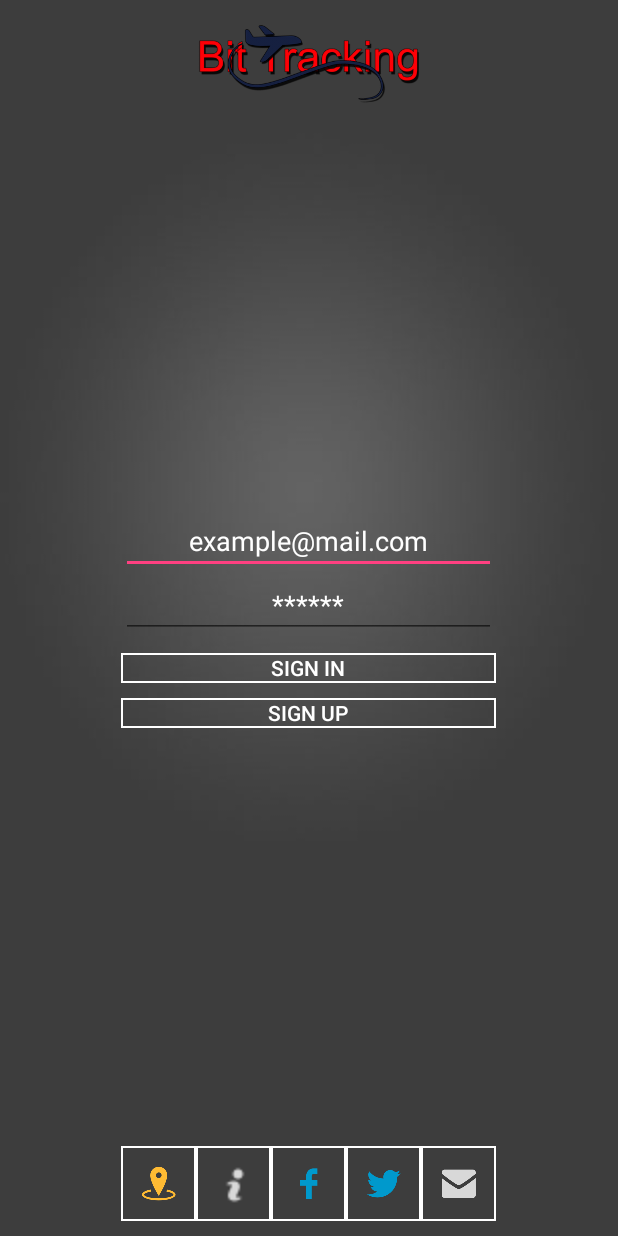
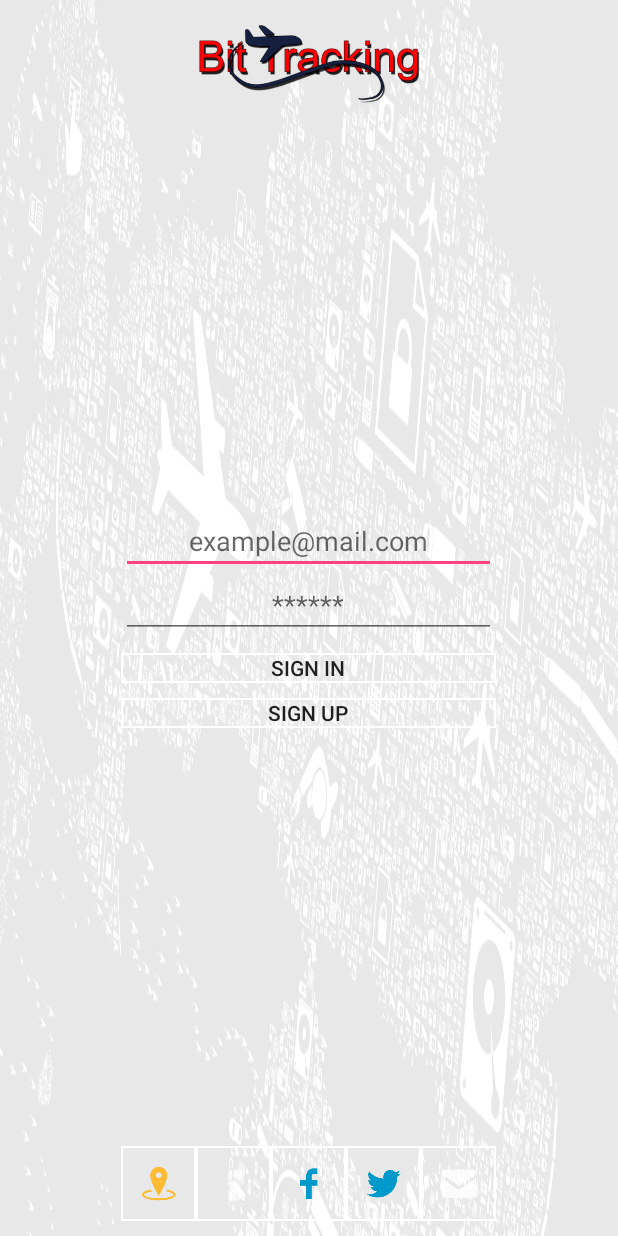
Before and after one commit to KristinaPupavac/bit_tracking_android, an Android app: the screen it shows after launch (BitTrackingActivity), on a phone screen of 412 x 824 dp. Run offline under Robolectric (Android 15) with nearby library versions, the light colour scheme and no system bars; libraries missing offline, so code that uses them is left out: com.squareup.okhttp.

Commit message:
add nesto

```diff
--- a/BitTrackingApplication/app/src/main/java/ba/bitcamp/bittracking/bittrackingapplication/controllers/PackagePagerActivity.java
+++ b/BitTrackingApplication/app/src/main/java/ba/bitcamp/bittracking/bittrackingapplication/controllers/PackagePagerActivity.java
@@ -33,12 +33,12 @@ public class PackagePagerActivity extends FragmentActivity{
             @Override
             public Fragment getItem(int position) {
                 Package p = mPackages.get(position);
-                return p;
+                return null;
             }
 
             @Override
             public int getCount() {
-                return 0;
+                return mPackages.size();
             }
         });
 
--- a/BitTrackingApplication/app/src/main/res/layout/activity_login.xml
+++ b/BitTrackingApplication/app/src/main/res/layout/activity_login.xml
@@ -7,7 +7,7 @@
     android:layout_centerInParent="true"
     android:padding="10dp"
     tools:context=".LoginActivity"
-    android:background="@drawable/backmla">
+    android:background="@drawable/back">
     <RelativeLayout
         android:id="@+id/header"
         android:layout_width="match_parent"
@@ -40,9 +40,7 @@
             android:id="@+id/email"
             android:hint="example@mail.com"
             android:textAlignment="center"
-            android:inputType="textEmailAddress"
-            android:textColorHint="#FFFFFF"
-            android:textColor="#ffffff"/>
+            android:inputType="textEmailAddress"/>
 
         <EditText
             android:id="@+id/password"
@@ -52,15 +50,12 @@
             android:hint="******"
             android:layout_marginTop="-2dp"
             android:padding="10dp"
-            android:textAlignment="center"
-            android:textColorHint="#FFFFFF"
-            android:textColor="#ffffff"/>
+            android:textAlignment="center"/>
 
         <Button
             android:layout_width="250dp"
             android:layout_height="20dp"
             android:id="@+id/loginbtn"
-            android:textColor="#ffffff"
             android:textAlignment="center"
             android:text="Sign in"
             android:background="@drawable/button_bg_stroke"
@@ -70,7 +65,6 @@
             android:layout_width="250dp"
             android:layout_height="20dp"
             android:id="@+id/register"
-            android:textColor="#ffffff"
             android:textAlignment="center"
             android:text="Sign up"
             android:background="@drawable/button_bg_stroke"
```
Also changed, not shown: BitTrackingApplication/app/src/main/res/drawable-ldpi/back.jpg (added), BitTrackingApplication/app/src/main/res/drawable-ldpi/back1.png (added).
